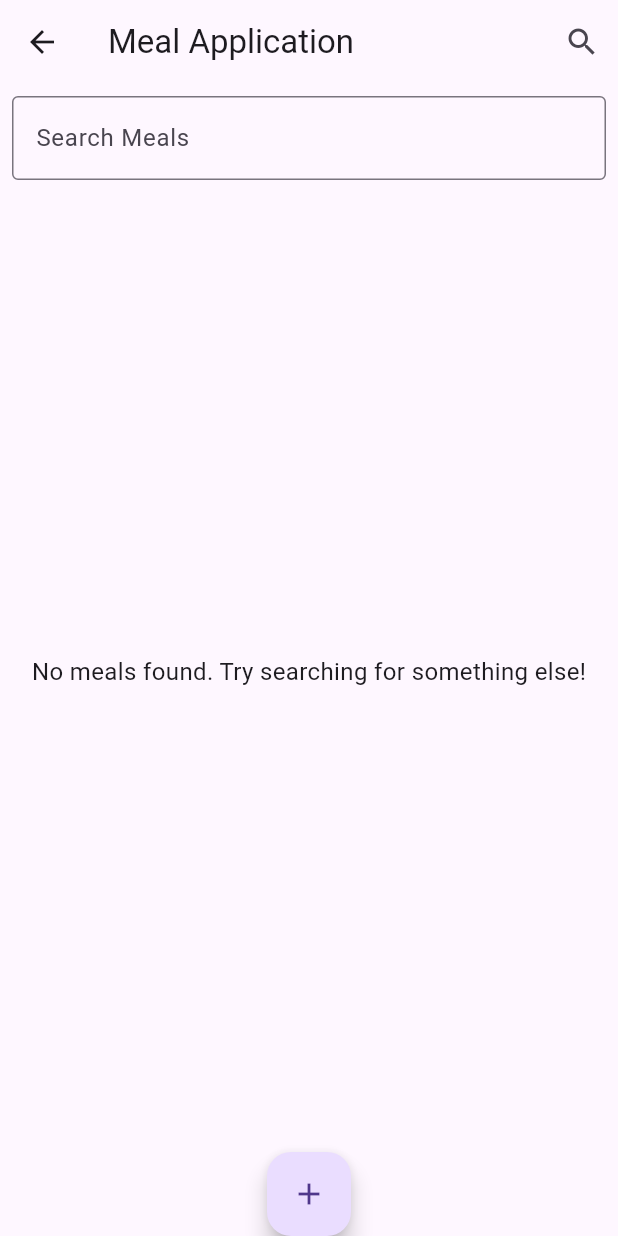
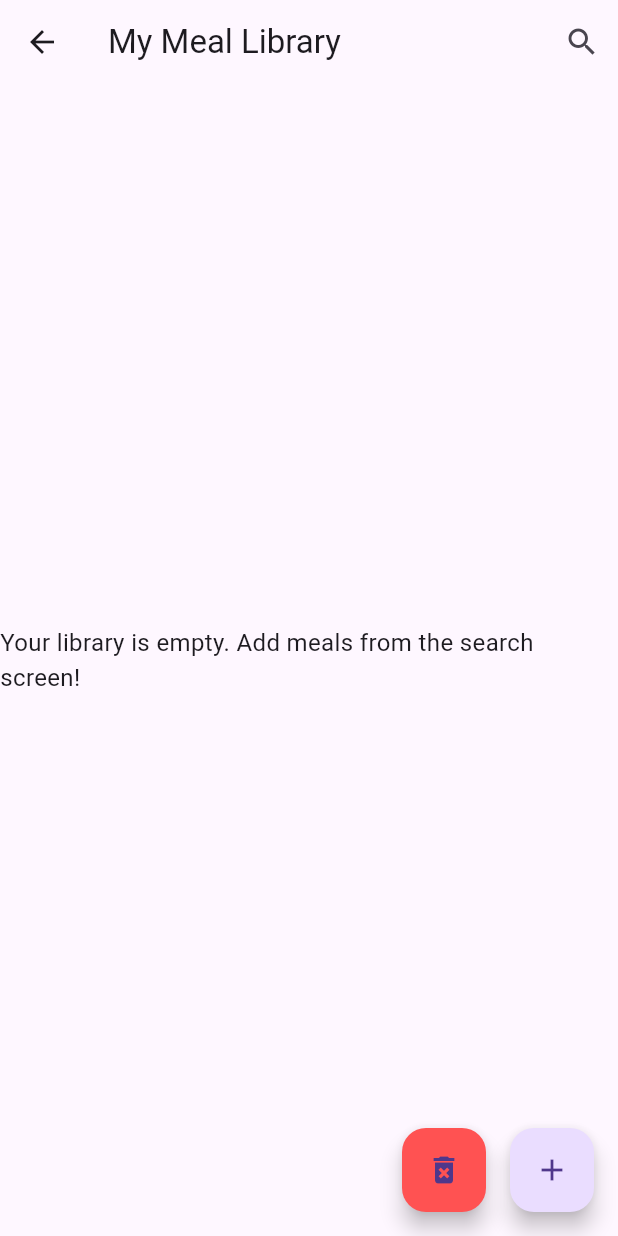
Before and after one commit to fatima-bittar/Flutter-Assignment, a Flutter app: the HomeScreen screen opened by its route, on a phone screen of 412 x 824 dp. Run offline on Flutter 3.47's test engine with Material 3 defaults, Android fonts, the phone set to English and light mode, and no system bars; our stand-ins replace sqflite; accounts and stored records are empty.

Commit message:
Refactor: Implement MealService for database and API interactions

```diff
--- a/lib/navigation/routes.dart
+++ b/lib/navigation/routes.dart
@@ -4,12 +4,14 @@ import '../screens/home_screen.dart'; // Home screen
 import '../screens/meals_details.dart'; // Meal detail screen
 import '../screens/add_meal.dart'; // Add meal screen
 import '../models/meal_model.dart';
+import '../screens/search_screen.dart';
 
 class AppRouter {
   static const String login = '/';
   static const String home = '/home';
   static const String mealDetail = '/meal-detail';
   static const String addMeal = '/add-meal'; // Add meal route
+  static const String searchMeal = '/search-meal';
 
   static Route<dynamic> generateRoute(RouteSettings settings) {
     switch (settings.name) {
@@ -24,7 +26,9 @@ class AppRouter {
           builder: (_) => MealDetailScreen(meal: meal),
         );
       case addMeal:
-        return MaterialPageRoute(builder: (_) => const AddMealScreen()); // Add MealScreen route
+        return MaterialPageRoute(builder: (_) => const AddMealScreen());// Add MealScreen route
+      case searchMeal:
+        return MaterialPageRoute(builder: (_) =>  SearchScreen());
       default:
         return MaterialPageRoute(
           builder: (_) => Scaffold(
--- a/lib/screens/home_screen.dart
+++ b/lib/screens/home_screen.dart
@@ -1,64 +1,56 @@
-import 'package:first_project/screens/add_meal.dart';
 import 'package:flutter/material.dart';
 import '../models/meal_model.dart';
 import '../services/meal_services.dart';
-import './meals_details.dart';
-import '../utils/database_helper.dart';
 import '../navigation/routes.dart';
 
 class HomeScreen extends StatefulWidget {
   const HomeScreen({super.key});
 
   @override
-
   _HomeScreenState createState() => _HomeScreenState();
-
 }
 
 class _HomeScreenState extends State<HomeScreen> {
-  void _fetchMealsFromDb() async {
-    final mealsFromDb = await DatabaseHelper.instance.getAllMeals();
-    setState(() {
-      meals = mealsFromDb.map((meal) => Meals.fromJson(meal)).toList();
-    });
-  }
+  List<Meals> _libraryMeals = [];
+  final MealService _mealService = MealService(); // Create an instance of MealService
 
-  //Delete meal by ID
-  void _deleteMeal(String idMeal) async {
-    await DatabaseHelper.instance.deleteMeal(idMeal);
-    _fetchMealsFromDb();  // Refresh the list after deletion
-  }
   @override
   void initState() {
     super.initState();
-    _fetchMealsFromDb();// Fetch meals when the screen loads
+    _fetchLibraryMeals(); // Load meals when the screen is initialized
   }
 
-
-  List<Meals> meals = [];
-  final TextEditingController _searchController = TextEditingController();
-  bool _isLoading = false;
-
-  // Function to trigger the search
-  Future<void> _searchMeals(String mealName) async {
+  // Fetch meals from the service
+  void _fetchLibraryMeals() async {
+    try {
+      final allMeals = await _mealService.getAllMeals(); // Use the service to get meals
       setState(() {
-      _isLoading = true;
-    });
-
-    try {
-      MealService mealService = MealService();
-      List<Meals> fetchedMeals = await mealService.getMealsByName(mealName);
-      setState(() {
-        meals = fetchedMeals;
+        _libraryMeals = allMeals;
       });
     } catch (e) {
-      ScaffoldMessenger.of(context).showSnackBar(
-        SnackBar(content: Text("Failed to load meals: $e")),
-      );
-    } finally {
-      setState(() {
-        _isLoading = false;
-      });
+      print('Error fetching library meals: $e');
+    }
+  }
+
+  // Delete a meal using the service
+  void _deleteMeal(String idMeal) async {
+    try {
+      await _mealService.deleteMeal(idMeal); // Use the service to delete a meal
+      _fetchLibraryMeals(); // Refresh after deletion
+      ScaffoldMessenger.of(context).showSnackBar(SnackBar(content: Text('Meal deleted successfully')));
+    } catch (e) {
+      ScaffoldMessenger.of(context).showSnackBar(SnackBar(content: Text('Error deleting meal: $e')));
+    }
+  }
+
+  // Clear all meals from the library using the service
+  void _clearLibrary() async {
+    try {
+      await _mealService.clearDatabase(); // Use the service to clear the database
+      ScaffoldMessenger.of(context).showSnackBar(const SnackBar(content: Text("Library cleared")));
+      _fetchLibraryMeals(); // Refresh library meals
+    } catch (e) {
+      ScaffoldMessenger.of(context).showSnackBar(SnackBar(content: Text("Failed to clear library: $e")));
     }
   }
 
@@ -66,50 +58,32 @@ class _HomeScreenState extends State<HomeScreen> {
   Widget build(BuildContext context) {
     return Scaffold(
       appBar: AppBar(
-        title: const Text('Meal Application'),
+        title: const Text('My Meal Library'),
         actions: [
           IconButton(
             icon: const Icon(Icons.search),
-            onPressed: () {
-              _searchMeals(_searchController.text);
+            onPressed: () async {
+              final result = await Navigator.pushNamed(context, AppRouter.searchMeal);
+              if (result == true) {
+                _fetchLibraryMeals(); // Refresh the library if changes occurred
+              }
             },
           ),
         ],
       ),
-      body: Column(
-        children: [
-          // Search Input
-          Padding(
-            padding: const EdgeInsets.all(8.0),
-            child: TextField(
-              controller: _searchController,
-              decoration: const InputDecoration(
-                border: OutlineInputBorder(),
-                labelText: 'Search Meals',
-              ),
-              onSubmitted: _searchMeals,
-            ),
-          ),
-          // Loading Indicator
-          if (_isLoading)
-            const CircularProgressIndicator()
-          else
-          // Meal List
-            Expanded(
-              child: meals.isEmpty
+      body: _libraryMeals.isEmpty
           ? const Center(
         child: Text(
-                  "No meals found. Try searching for something else!",
+          "Your library is empty. Add meals from the search screen!",
           style: TextStyle(fontSize: 16),
         ),
       )
           : ListView.builder(
-                itemCount: meals.length,
+        itemCount: _libraryMeals.length,
         itemBuilder: (context, index) {
-                  final meal = meals[index];
+          final meal = _libraryMeals[index];
           return Card(
-                    margin: const EdgeInsets.symmetric(
-                        vertical: 8.0, horizontal: 16.0),
+            margin: const EdgeInsets.symmetric(vertical: 8.0, horizontal: 16.0),
             child: ListTile(
               leading: meal.strMealThumb != null
                   ? Image.network(
@@ -122,27 +96,36 @@ class _HomeScreenState extends State<HomeScreen> {
               title: Text(meal.strMeal ?? "Unknown Meal"),
               subtitle: Text(meal.strCategory ?? "Unknown Category"),
               onTap: () {
-                        Navigator.pushNamed(context, AppRouter.mealDetail);
+                Navigator.pushNamed(context, AppRouter.mealDetail, arguments: meal);
               },
               trailing: IconButton(
                 icon: const Icon(Icons.delete),
-                        onPressed: () {
-                          _deleteMeal(meal.idMeal!);  // Delete the meal from the database
-                        },
+                onPressed: () => _deleteMeal(meal.idMeal!), // Delete meal using the service
               ),
             ),
           );
         },
       ),
+      floatingActionButton: Row(
+        mainAxisAlignment: MainAxisAlignment.end,
+        children: [
+          // Clear library button
+          FloatingActionButton(
+            onPressed: _clearLibrary,
+            tooltip: "Clear Library",
+            child: const Icon(Icons.delete_forever),
+            backgroundColor: Colors.redAccent,
           ),
+          const SizedBox(width: 16),
+          // Add meal button
           FloatingActionButton(
             onPressed: () async {
-              final added = await Navigator.pushNamed(context, AppRouter.addMeal);
-
-              if (added == true) {
-                _fetchMealsFromDb(); // Refresh the list after adding a meal
+              final result = await Navigator.pushNamed(context, AppRouter.addMeal);
+              if (result == true) {
+                _fetchLibraryMeals(); // Refresh the library meals if a new meal was added
               }
             },
+            tooltip: "Add Meal",
             child: const Icon(Icons.add),
           ),
         ],
```
Also changed, not shown: lib/models/meal_model.dart (+38 -1 lines), lib/screens/add_meal.dart (+56 -12 lines), lib/screens/search_screen.dart (added, +130 -0 lines), lib/services/meal_services.dart (+97 -36 lines), lib/utils/database_helper.dart (+82 -10 lines). Lines whose indentation alone changed are shown as unchanged.
